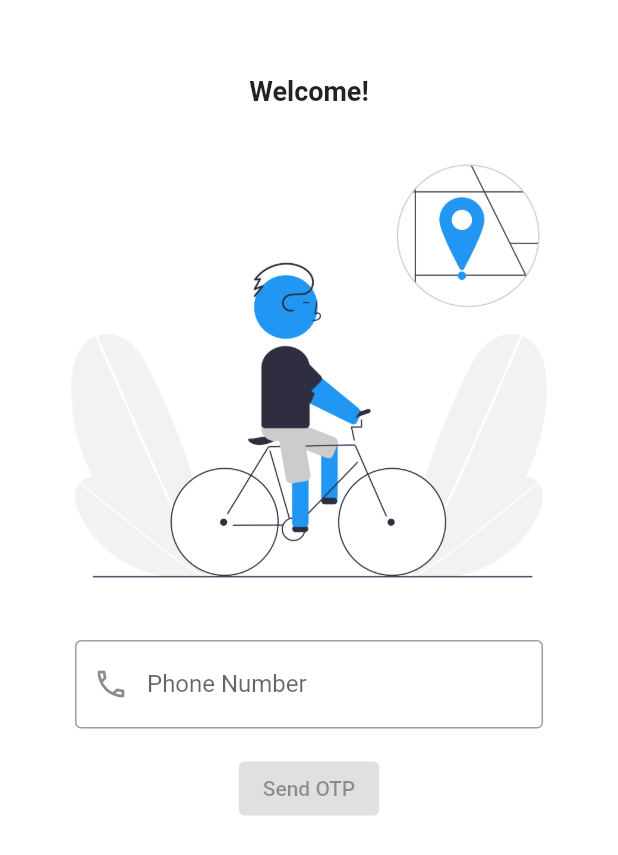
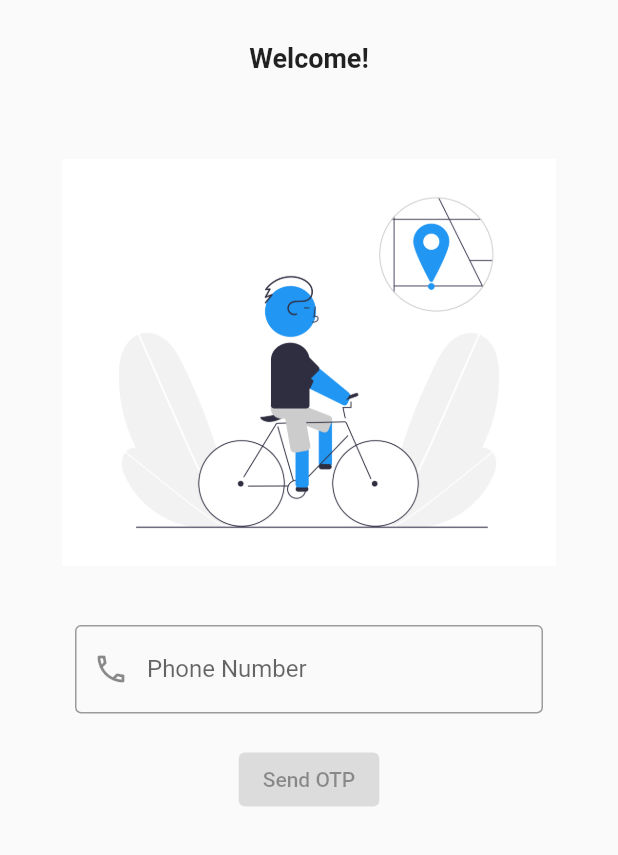
Before and after one commit to Mayuresh-G-Mhatre/public-bicycle-sharing-2, a Flutter app: the screen it shows after launch, on a phone screen of 412 x 824 dp. Shown: the top 855 px of the screen. Run offline on Flutter 3.47's test engine with Material 2 defaults, Android fonts, the phone set to English and light mode, and no system bars; our stand-ins replace animated_text_kit, lottie, otp_text_field, salomon_bottom_bar, share_plus, shared_preferences and 1 more.

Commit message:
made login screen adaptive after resizing and wrapped column with scrollchildview

```diff
--- a/lib/main.dart
+++ b/lib/main.dart
@@ -15,7 +15,7 @@ class MyApp extends StatelessWidget {
         primarySwatch: Colors.blue, // hex - #2196F3
       ),
       home: const SplashScreen(),
-      // home: const ReferScreen(), // for testing
+      // home: const LoginScreen(), // for testing
     );
   }
 }
--- a/lib/screens/login/login.dart
+++ b/lib/screens/login/login.dart
@@ -16,6 +16,8 @@ class _LoginScreenState extends State<LoginScreen> {
   late TextEditingController _phoneController;
   FocusNode inputNode = FocusNode();
   bool isButtonEnabled = false;
+  late double width;
+  late double height;
 
   void openKeyboard() {
     FocusScope.of(context).requestFocus(inputNode);
@@ -46,28 +48,36 @@ class _LoginScreenState extends State<LoginScreen> {
 
   @override
   Widget build(BuildContext context) {
+    width = MediaQuery.of(context).size.width;
+    height = MediaQuery.of(context).size.height;
     return Scaffold(
-      backgroundColor: Colors.white,
+      // backgroundColor: Colors.red,
       body: SafeArea(
-        child: Center(
+        child: SingleChildScrollView(
           child: Column(
             mainAxisAlignment: MainAxisAlignment.start,
             children: <Widget>[
+              const SizedBox(height: 20.0),
               const Padding(
-                padding: EdgeInsets.fromLTRB(0, 50, 0, 10),
-                child: SizedBox(
-                  height: 18.0,
+                padding: EdgeInsets.symmetric(
+                  horizontal: 10.0,
+                  vertical: 8.0,
+                ),
                 child: Text(
                   'Welcome!',
                   style: TextStyle(
+                    fontSize: 18.0,
                     fontWeight: FontWeight.bold,
-                      fontSize: 18.0,
                   ),
                 ),
               ),
+              const SizedBox(height: 20.0),
+              SizedBox(
+                height: height * 0.4,
+                width: width * 0.8,
+                child: const Image(
+                  image: AssetImage('assets/bicycle.png'),
                 ),
-              const Image(
-                image: AssetImage('assets/bicycle.png'),
               ),
               const SizedBox(
                 height: 10,
@@ -84,7 +94,9 @@ class _LoginScreenState extends State<LoginScreen> {
                     labelText: 'Phone Number',
                     counterText: '',
                     border: OutlineInputBorder(),
-                    prefixIcon: Icon(Icons.phone_outlined),
+                    prefixIcon: SizedBox(
+                      child: Icon(Icons.phone_outlined),
+                    ),
                     prefixText: '+91 ',
                     prefixStyle: TextStyle(
                       fontWeight: FontWeight.bold,
@@ -93,7 +105,7 @@ class _LoginScreenState extends State<LoginScreen> {
                   ),
                 ),
               ),
-              const SizedBox(height: 16.0),
+              const SizedBox(height: 20.0),
               ElevatedButton(
                 onPressed: isButtonEnabled
                     ? () async {
```
Lines whose indentation alone changed are shown as unchanged.
